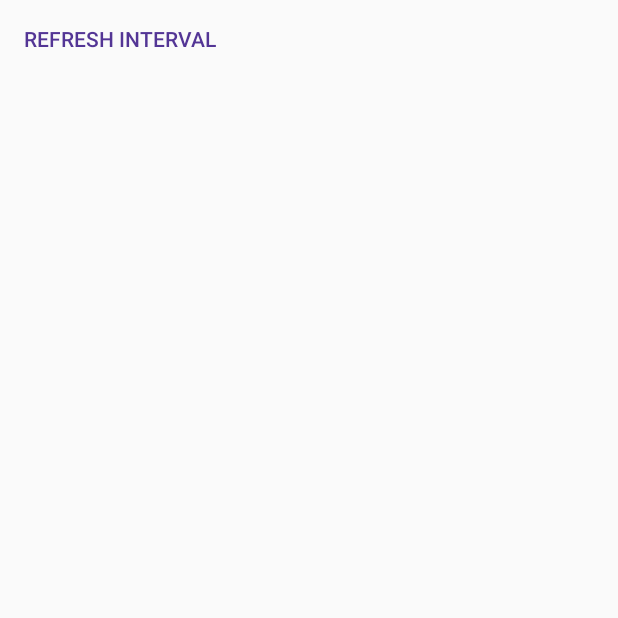
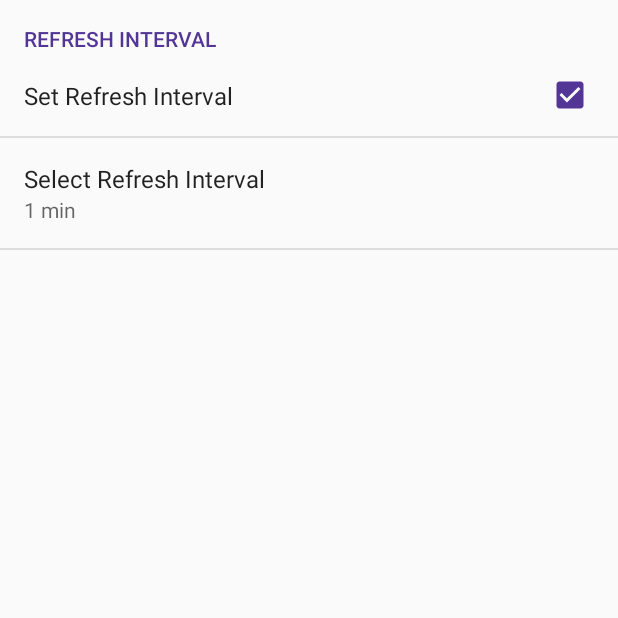
Before and after one commit to Mitra236/doPostAndroid, an Android app: the SettingsActivity screen opened directly, with no data from a screen before it, on a phone screen of 412 x 824 dp, the top half of it. Run offline under Robolectric (Android 15) with nearby library versions, the phone set to English and light mode, and no system bars.

Commit message:
Dodato vreme osvezavanja

```diff
--- a/DoPostEmail/app/src/main/res/values/arrays.xml
+++ b/DoPostEmail/app/src/main/res/values/arrays.xml
@@ -1,2 +1,19 @@
 <?xml version="1.0" encoding="utf-8"?>
-<resources></resources>
+<resources>
+
+    <string-array name="pref_refreshInterval_entries">
+        <item>1 min</item>
+        <item>5 min</item>
+        <item>10 min</item>
+        <item>1h</item>
+        <item>10h</item>
+    </string-array>
+
+    <string-array name="pref_refreshInterval_values">
+        <item>1</item>
+        <item>5</item>
+        <item>10</item>
+        <item>60</item>
+        <item>600</item>
+    </string-array>
+</resources>
--- a/DoPostEmail/app/src/main/res/values/strings.xml
+++ b/DoPostEmail/app/src/main/res/values/strings.xml
@@ -1,3 +1,10 @@
 <resources>
     <string name="app_name">DoPostEmail</string>
+
+    <string name="pref_refresh">pref_refresh</string>
+    <string name="pref_refresh_title">Set Refresh Interval</string>
+
+    <string name="pref_refreshList">Refresh Intervals</string>
+    <string name="pref_refresh_list">pref_refresh_list</string>
+    <string name="pref_refreshList_title">Select Refresh Interval</string>
 </resources>
--- a/DoPostEmail/app/src/main/res/xml/preferences.xml
+++ b/DoPostEmail/app/src/main/res/xml/preferences.xml
@@ -7,6 +7,25 @@
         android:title="REFRESH INTERVAL"
         android:key="refresh_setting">
 
+        <CheckBoxPreference
+            android:defaultValue="true"
+            android:key="@string/pref_refresh"
+            android:title="@string/pref_refresh_title">
+
+        </CheckBoxPreference>
+
+        <ListPreference
+            android:key="@string/pref_refresh_list"
+            android:title="@string/pref_refreshList_title"
+            android:dialogTitle="@string/pref_refreshList"
+            android:dependency="@string/pref_refresh"
+            android:entries="@array/pref_refreshInterval_entries"
+            android:entryValues="@array/pref_refreshInterval_values"
+            android:summary="%s"
+            android:defaultValue="1">
+
+        </ListPreference>
+
     </PreferenceCategory>
 
 </PreferenceScreen>
```
